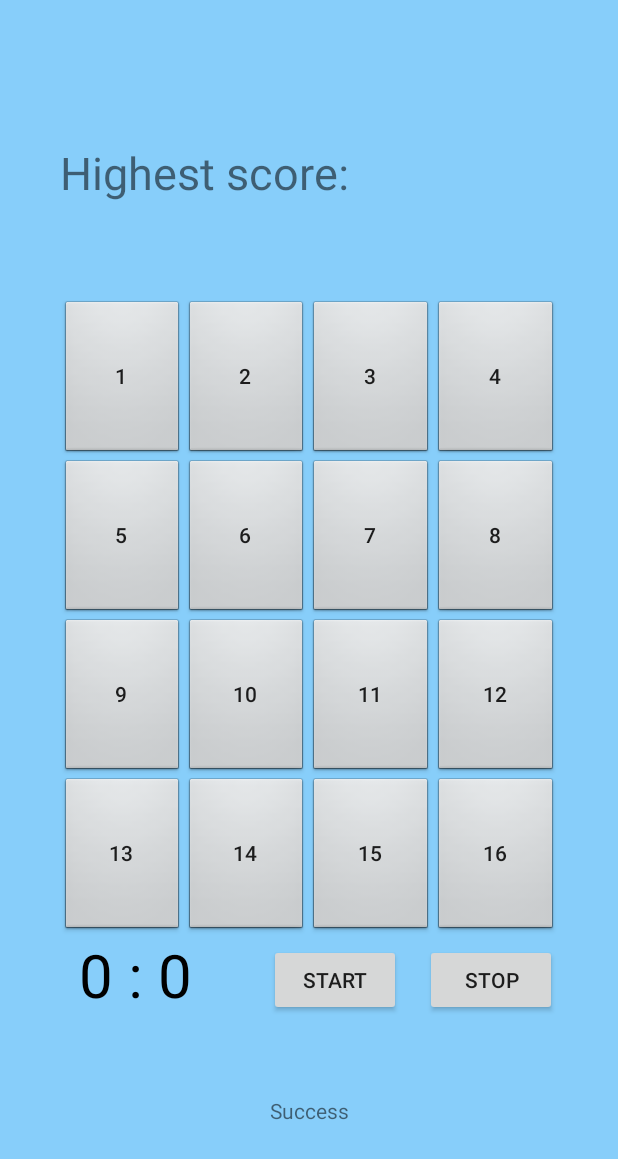
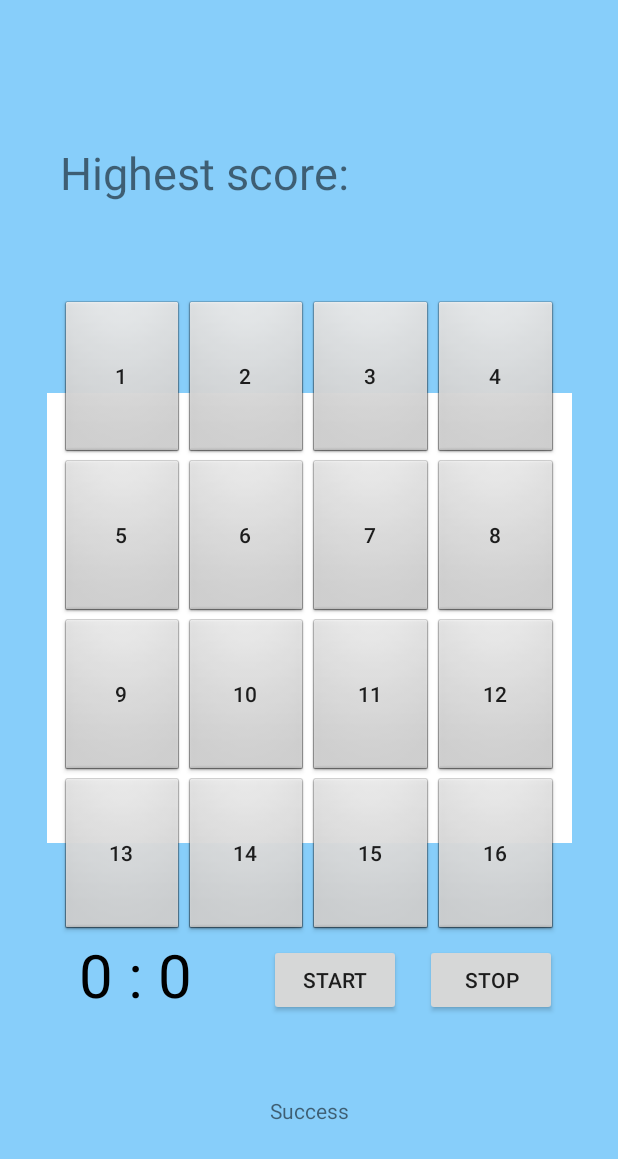
Before and after one commit to Mutaaa/kotlinsimplegame, an Android app: the screen it shows after launch (MainActivity), after a tap on "10", on a phone screen of 412 x 824 dp. Shown: the top 1159 px of the screen. Run offline under Robolectric (Android 15) with nearby library versions, the phone set to English and light mode, and no system bars; our stand-ins replace Firebase (no records; nobody signed in at launch, a user with empty details on screens opened directly), RxJava; libraries missing offline, so code that uses them is left out: com.jakewharton.rxbinding3, io.reactivex.internal, io.reactivex.rxkotlin; 2 statements that could not run were skipped.

Commit message:
Final android research assignment

```diff
--- a/1verProject/app/src/main/java/com/example/androidgame/MainActivity.kt
+++ b/1verProject/app/src/main/java/com/example/androidgame/MainActivity.kt
@@ -134,7 +134,7 @@ class MainActivity : AppCompatActivity() {
         btn16.text = randomNo[15].toString()
 
         index16 = randomNo.indexOf(16)
-        boxes[index16].setBackgroundColor(Color.parseColor("#87CEFA"))
+        boxes[index16].setBackgroundColor(Color.parseColor("#FFFFFF"))
         boxes[index16].setText("X")
         locationX = index16
     }
@@ -210,7 +210,7 @@ class MainActivity : AppCompatActivity() {
         //println(button.text)
         if(button.text == "X"){
             if(locationX+1 < 16 && boxes[locationX+1].text == clickedButtonText){
-                boxes[locationX+1].setBackgroundColor(Color.parseColor("#87CEFA"))
+                boxes[locationX+1].setBackgroundColor(Color.parseColor("#FFFFFF"))
                 boxes[locationX+1].setText("X")
                 boxes[locationX].setText(clickedButtonText)
                 boxes[locationX].setBackgroundResource(android.R.drawable.btn_default)
@@ -218,7 +218,7 @@ class MainActivity : AppCompatActivity() {
                 index16 = locationX
                 clickedButtonText = ""
             } else if (locationX-1 >= 0 && boxes[locationX-1].text == clickedButtonText) {
-                boxes[locationX-1].setBackgroundColor(Color.parseColor("#87CEFA"))
+                boxes[locationX-1].setBackgroundColor(Color.parseColor("#FFFFFF"))
                 boxes[locationX-1].setText("X")
                 boxes[locationX].setText(clickedButtonText)
                 boxes[locationX].setBackgroundResource(android.R.drawable.btn_default)
@@ -226,7 +226,7 @@ class MainActivity : AppCompatActivity() {
                 index16 = locationX
                 clickedButtonText = ""
             } else if (locationX-4 >= 0 && boxes[locationX-4].text == clickedButtonText){
-                boxes[locationX-4].setBackgroundColor(Color.parseColor("#87CEFA"))
+                boxes[locationX-4].setBackgroundColor(Color.parseColor("#FFFFFF"))
                 boxes[locationX-4].setText("X")
                 boxes[locationX].setText(clickedButtonText)
                 boxes[locationX].setBackgroundResource(android.R.drawable.btn_default)
@@ -234,7 +234,7 @@ class MainActivity : AppCompatActivity() {
                 index16 = locationX
                 clickedButtonText = ""
             } else if (locationX+4 < 16 && boxes[locationX+4].text == clickedButtonText) {
-                boxes[locationX+4].setBackgroundColor(Color.parseColor("#87CEFA"))
+                boxes[locationX+4].setBackgroundColor(Color.parseColor("#FFFFFF"))
                 boxes[locationX+4].setText("X")
                 boxes[locationX].setText(clickedButtonText)
                 boxes[locationX].setBackgroundResource(android.R.drawable.btn_default)
@@ -252,23 +252,23 @@ class MainActivity : AppCompatActivity() {
 
     fun checkIfCorrect(){
         //uncomment when want to test
-        val arr = IntArray(15) { i -> 1 }
+        //val arr = IntArray(15) { i -> 1 }
 
         //comment when want to test
-        //val arr = IntArray(15) { i -> 0 }
+        val arr = IntArray(15) { i -> 0 }
 
         //dont need to do anything with this
         val arr2 = IntArray(15) { i -> 1 }
 
         //comment these when want to test
-//        for(x in 1..15){
-//            //println(x.toString()+1)
-//            if(boxes[x-1].text == x.toString()){
-//                arr[x-1] = 1
-//            } else {
-//                arr[x-1] = 0
-//            }
-//        }
+        for(x in 1..15){
+            //println(x.toString()+1)
+            if(boxes[x-1].text == x.toString()){
+                arr[x-1] = 1
+            } else {
+                arr[x-1] = 0
+            }
+        }
 
         val areEqual = arr.contentEquals(arr2)
         println(areEqual)
--- a/1verProject/app/src/main/res/layout/activity_main.xml
+++ b/1verProject/app/src/main/res/layout/activity_main.xml
@@ -22,6 +22,34 @@
         app:layout_constraintTop_toTopOf="parent"
         app:layout_constraintVertical_bias="0.811"
         tools:visibility="visible" />
+
+    <androidx.constraintlayout.widget.ConstraintLayout
+        android:layout_width="350dp"
+        android:layout_height="300dp"
+        android:background="#FFFFFF"
+        app:layout_constraintBottom_toBottomOf="parent"
+        app:layout_constraintEnd_toEndOf="parent"
+        app:layout_constraintStart_toStartOf="parent"
+        app:layout_constraintTop_toTopOf="parent">
+
+
+    </androidx.constraintlayout.widget.ConstraintLayout>
+
+    <TextView
+        android:id="@+id/text_view_countdown"
+        android:layout_width="wrap_content"
+        android:layout_height="wrap_content"
+        android:layout_centerHorizontal="true"
+        android:layout_centerVertical="true"
+        android:text="@string/_0_0"
+        android:textColor="@android:color/black"
+        android:textSize="40sp"
+        app:layout_constraintBottom_toBottomOf="parent"
+        app:layout_constraintEnd_toStartOf="@+id/button_start"
+        app:layout_constraintHorizontal_bias="0.506"
+        app:layout_constraintStart_toStartOf="parent"
+        app:layout_constraintTop_toTopOf="parent"
+        app:layout_constraintVertical_bias="0.809" />
 
     <TableLayout
         android:id="@+id/table_game"
@@ -212,22 +240,6 @@
 
     </TableLayout>
 
-    <TextView
-        android:id="@+id/text_view_countdown"
-        android:layout_width="wrap_content"
-        android:layout_height="wrap_content"
-        android:layout_centerHorizontal="true"
-        android:layout_centerVertical="true"
-        android:text="@string/_0_0"
-        android:textColor="@android:color/black"
-        android:textSize="40sp"
-        app:layout_constraintBottom_toBottomOf="parent"
-        app:layout_constraintEnd_toStartOf="@+id/button_start"
-        app:layout_constraintHorizontal_bias="0.506"
-        app:layout_constraintStart_toStartOf="parent"
-        app:layout_constraintTop_toTopOf="parent"
-        app:layout_constraintVertical_bias="0.809" />
-
     <Button
         android:id="@+id/button_start"
         android:layout_width="wrap_content"
```
